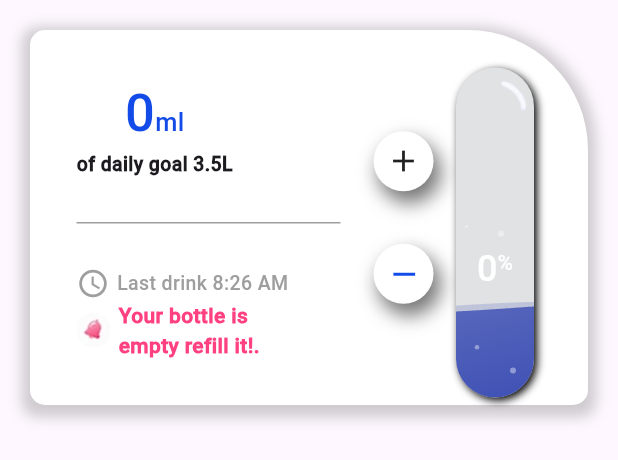
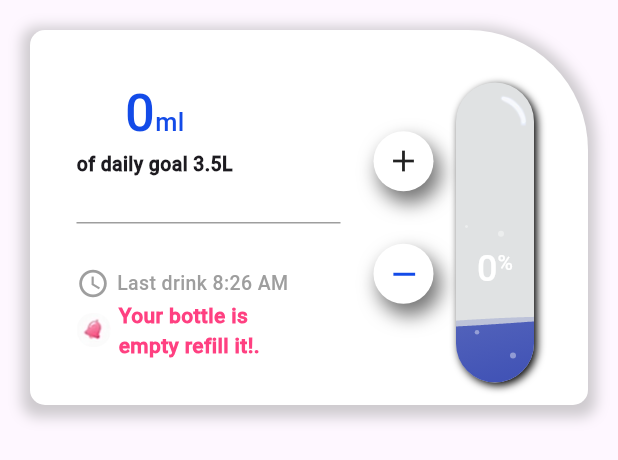
Before and after one commit to Vinesh018/PlusFitness001, a Flutter app: what waterContainer() shows on an empty page, opened directly, on a phone screen of 412 x 824 dp. Shown: the top 460 px of the screen. Run offline on Flutter 3.47's test engine with Material 3 defaults, Android fonts, the phone set to English and light mode, and no system bars; our stand-ins replace animated_splash_screen, cloud_firestore, firebase_auth, firebase_core, get, google_sign_in and 7 more; missing offline and left inert: dart:ffi, gradient_icon; accounts and stored records are empty; project files that could hold a hidden picture were left out.

Commit message:
watercontainr

```diff
--- a/lib/Vinesh/v_water_container.dart
+++ b/lib/Vinesh/v_water_container.dart
@@ -229,7 +229,7 @@ class waterContainerState extends State<waterContainer> {
                     Padding(
                       padding: const EdgeInsets.only(right: 25, top: 20),
                       child: SizedBox(
-                        height: 220,
+                        height: 200,
                         child: Container(
                           width: 52,
                           height: 160,
```
